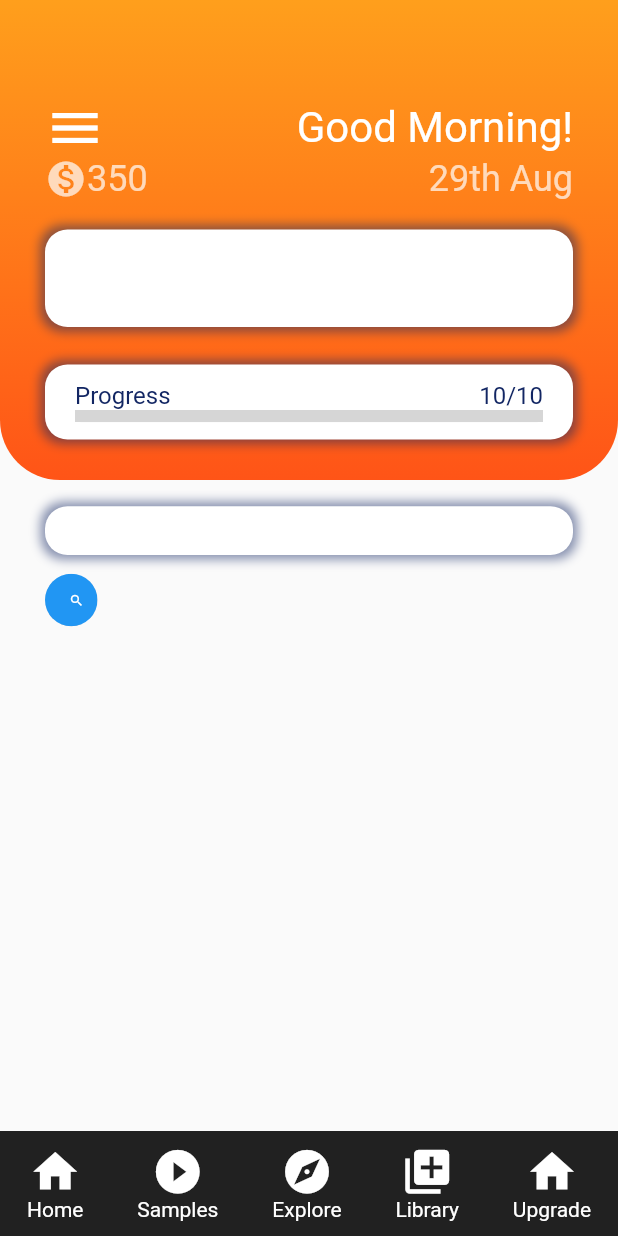
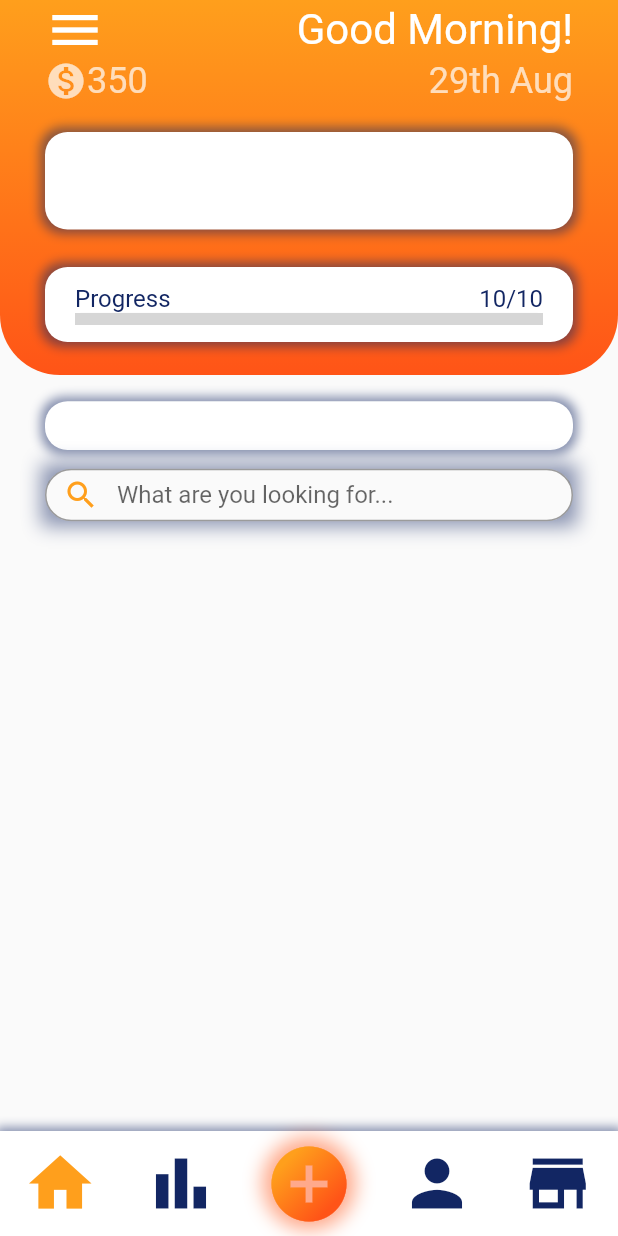
Before and after one commit to YilmazBatal/Habbitty-App, a Flutter app: the screen it shows after launch, on a phone screen of 412 x 824 dp. Run offline on Flutter 3.47's test engine with Material 2 defaults, Android fonts, the phone set to English and light mode, and no system bars; our stand-ins replace google_fonts, gradient_widgets; Roboto replaces fonts that are missing (Sniglet); grey boxes are pictures that could not be loaded.

Commit message:
Bottom Bar & Update On Main Screen

```diff
--- a/lib/main.dart
+++ b/lib/main.dart
@@ -13,22 +13,32 @@ class MyApp extends StatelessWidget {
   Widget build(BuildContext context) {
 
     Color lightOrange = const Color(0xffff9f1c); // Orange 1
-    Color darkOrange = const Color(0xFFff5417); // Orange 1
+    Color darkOrange = const Color(0xFFff5417); // Orange 2
+    Color navyBlue = const Color(0xFF122663); // Navy 1
+
     // double screenWidth = MediaQuery.of(context).size.width;    // Gives the width
     // double screenheight = MediaQuery.of(context).size.height;  // Gives the height
 
-    const orangeHeader = 320.0; // 280.0
+    const orangeHeader = 250.0; // 280.0
 
     return MaterialApp(
       title: 'Habbity - Tracker',
       debugShowCheckedModeBanner: false,
-      theme: _buildTheme(Brightness.light),
+      theme: _buildTheme(
+        Brightness.light,
+      ),
       home: Scaffold(
+        appBar: AppBar(
+          backgroundColor: lightOrange,
+          elevation: 0,
+          bottomOpacity: 0,
+          toolbarHeight: 0,
+        ),
         body: Column(
           children: [
             // Header
             Container(
-              height: orangeHeader, // 275 Value
+              height: orangeHeader,
               // width: double.infinity,
               // Orange Gradient
               decoration: BoxDecoration(
@@ -43,7 +53,7 @@ class MyApp extends StatelessWidget {
               ),
               // Header Rows parent
               child: Padding(
-                padding: const EdgeInsets.only(left: 30, right: 30, top: 65,),
+                padding: const EdgeInsets.only(left: 30, right: 30, top: 0,),
                 child: Column(
                   mainAxisAlignment: MainAxisAlignment.start,
                   mainAxisSize: MainAxisSize.min,
@@ -207,29 +217,41 @@ class MyApp extends StatelessWidget {
                       mainAxisSize: MainAxisSize.min,
                       children: [
                         Expanded(
-                          child: Row(
-                            children: [
-                              SizedBox(
-                                width: 35,
+                          child: Container(
+                            decoration: BoxDecoration(
+                              boxShadow: [
+                                BoxShadow(
+                                  color: navyBlue.withOpacity(0.5),
+                                  spreadRadius: 3,
+                                  blurRadius: 10,
+                                )
+                              ]
+                            ),
+                            child: Material(
+                              borderRadius: BorderRadius.circular(20),
+                              child: SizedBox(
                                 height: 35,
-                                child: ClipRRect(
-                                  borderRadius: const BorderRadius.all(Radius.circular(500)),
-                                  child: ElevatedButton(
-                                    onPressed: () {},
-                                    child: const Row(
-                                      mainAxisAlignment: MainAxisAlignment.center,
-                                      children: [
-                                        Icon(Icons.search, size: 10,)
-                                      ],
+                                child: TextField(
+                                  textAlign: TextAlign.start,
+                                  decoration: InputDecoration(
+                                    contentPadding: const EdgeInsets.symmetric(),
+                                    prefixIcon: Icon(Icons.search, color: lightOrange),
+                                    hintText: "What are you looking for...",
+                                    border: OutlineInputBorder(
+                                      borderRadius: BorderRadius.circular(20.0),
                                     ),
+                                  ),
+                                  style: TextStyle(
+                                    color: navyBlue.withOpacity(0.5),
                                   ),
                                 ),
                               ),
-                            ],
-                          ),
+                            ),
+                          )
                         ),
                       ],
                     ),
+
                   ],
                 ),
               ),
@@ -238,56 +260,70 @@ class MyApp extends StatelessWidget {
             Container(
               height: 70,
               width: double.infinity,
-              color: const Color.fromARGB(255, 33, 33, 33),
-              child: const Row(
+              decoration: BoxDecoration(
+              color: Colors.white,
+                boxShadow: [
+                  BoxShadow(
+                    color: const Color(0xFF122663).withOpacity(0.5),
+                    spreadRadius: 3,
+                    blurRadius: 5,
+                  ),
+                ]
+              ),
+              child: Row(
                 mainAxisAlignment: MainAxisAlignment.spaceAround,
                 children: [
                   Column(
                     mainAxisAlignment: MainAxisAlignment.center,
                     children: [
-                      Icon(Icons.home,color: Colors.white, size: 35,),
-                      Text("Home", style: TextStyle(
-                        color: Colors.white,
-                      ),),
+                      Icon(Icons.home,color: lightOrange, size: 50,),
                     ],
                   ),
                   Column(
                     mainAxisAlignment: MainAxisAlignment.center,
                     children: [
-                      Icon(Icons.play_circle_fill,color: Colors.white, size: 35,),
-                      Text("Samples", style: TextStyle(
-                        color: Colors.white,
-                      ),),
+                      Icon(Icons.bar_chart,color: navyBlue, size: 50,),
                     ],
                   ),
                   Column(
                     mainAxisAlignment: MainAxisAlignment.center,
                     children: [
-                      Icon(Icons.explore,color: Colors.white, size: 35,),
-                      Text("Explore", style: TextStyle(
-                        color: Colors.white,
-                      ),),
+                      Container(
+                        decoration: BoxDecoration(
+                          borderRadius: BorderRadius.circular(50),
+                          boxShadow: [
+                            BoxShadow(
+                              color: darkOrange.withOpacity(0.5),
+                              spreadRadius: 1,
+                              blurRadius: 10,
+                            )
+                          ]
+                        ),
+                        child: ShaderMask(
+                          shaderCallback: (rect) => LinearGradient(
+                            colors: [
+                              lightOrange,
+                              darkOrange,
+                            ],
+                            begin: Alignment.topCenter,
+                          ).createShader(rect),
+                          child: const Icon(Icons.add_circle, color: Colors.white, size: 60,),
+                        ),
+                      ),
                     ],
                   ),
                   Column(
                     mainAxisAlignment: MainAxisAlignment.center,
                     children: [
-                      Icon(Icons.library_add,color: Colors.white, size: 35,),
-                      Text("Library", style: TextStyle(
-                        color: Colors.white,
-                      ),),
+                      Icon(Icons.person, color: navyBlue, size: 50,),
                     ],
                   ),
                   Column(
                     mainAxisAlignment: MainAxisAlignment.center,
                     children: [
-                      Icon(Icons.home,color: Colors.white, size: 35,),
-                      Text("Upgrade", style: TextStyle(
-                        color: Colors.white,
-                      ),),
+                      Icon(Icons.store, color: navyBlue, size: 50,),
                     ],
                   ),
-
                 ],
               ),
             ),
@@ -303,7 +339,7 @@ class MyApp extends StatelessWidget {
     return Expanded(
       child: Container(
         height: boxHeight,
-        width: double.infinity,
+        width: 200,
         decoration: BoxDecoration(
           color: boxColor,
           borderRadius: BorderRadius.circular(15),
@@ -322,7 +358,6 @@ class MyApp extends StatelessWidget {
 
 }
 
-
 // Google Font Library
 ThemeData _buildTheme(brightness) {
   var baseTheme = ThemeData(brightness: brightness);
@@ -330,4 +365,5 @@ ThemeData _buildTheme(brightness) {
   return baseTheme.copyWith(
     textTheme: GoogleFonts.snigletTextTheme(baseTheme.textTheme),
   );
+
 }
```
